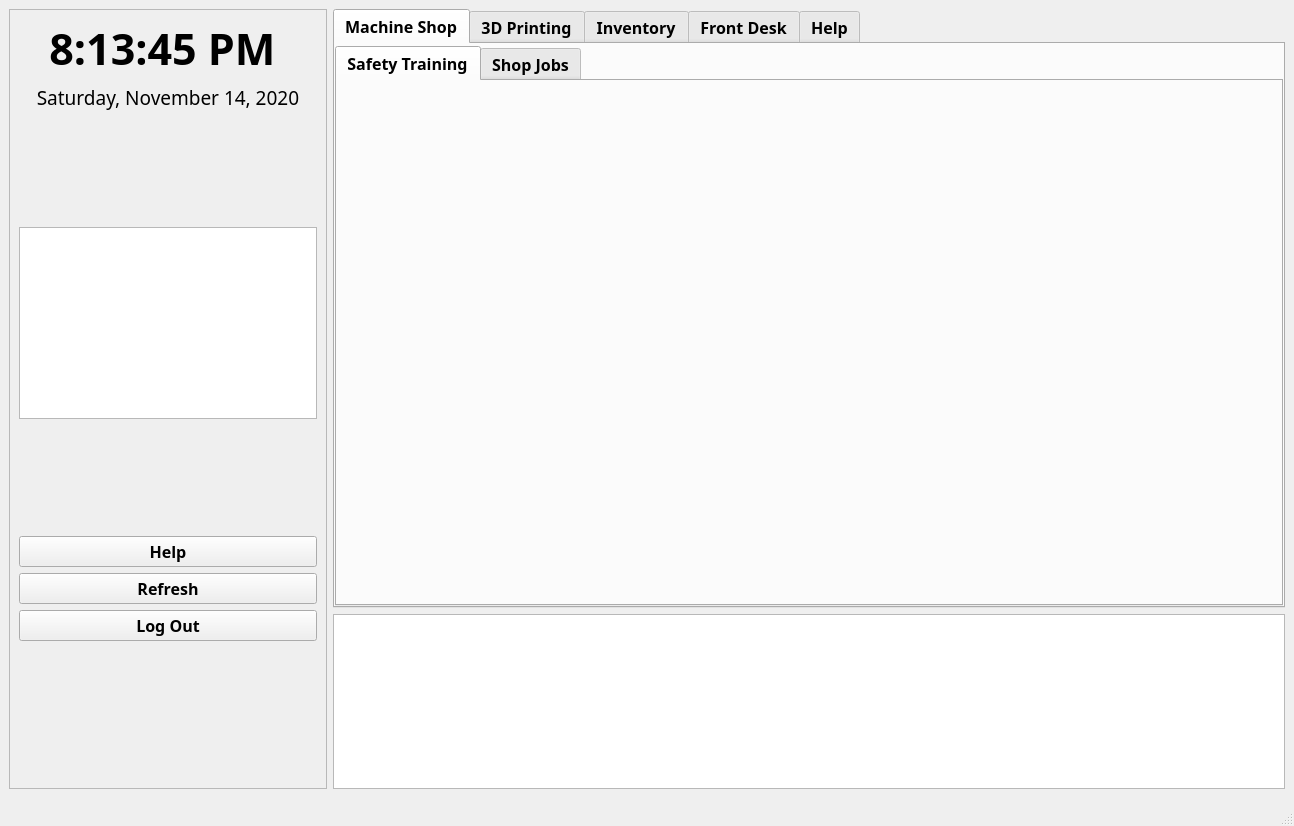
Before: the Qt Designer form ResourceDir/MakerspaceApp.ui in AlbertoSam1/MakerSpaceApp-0.0.1, drawn with Qt 5.
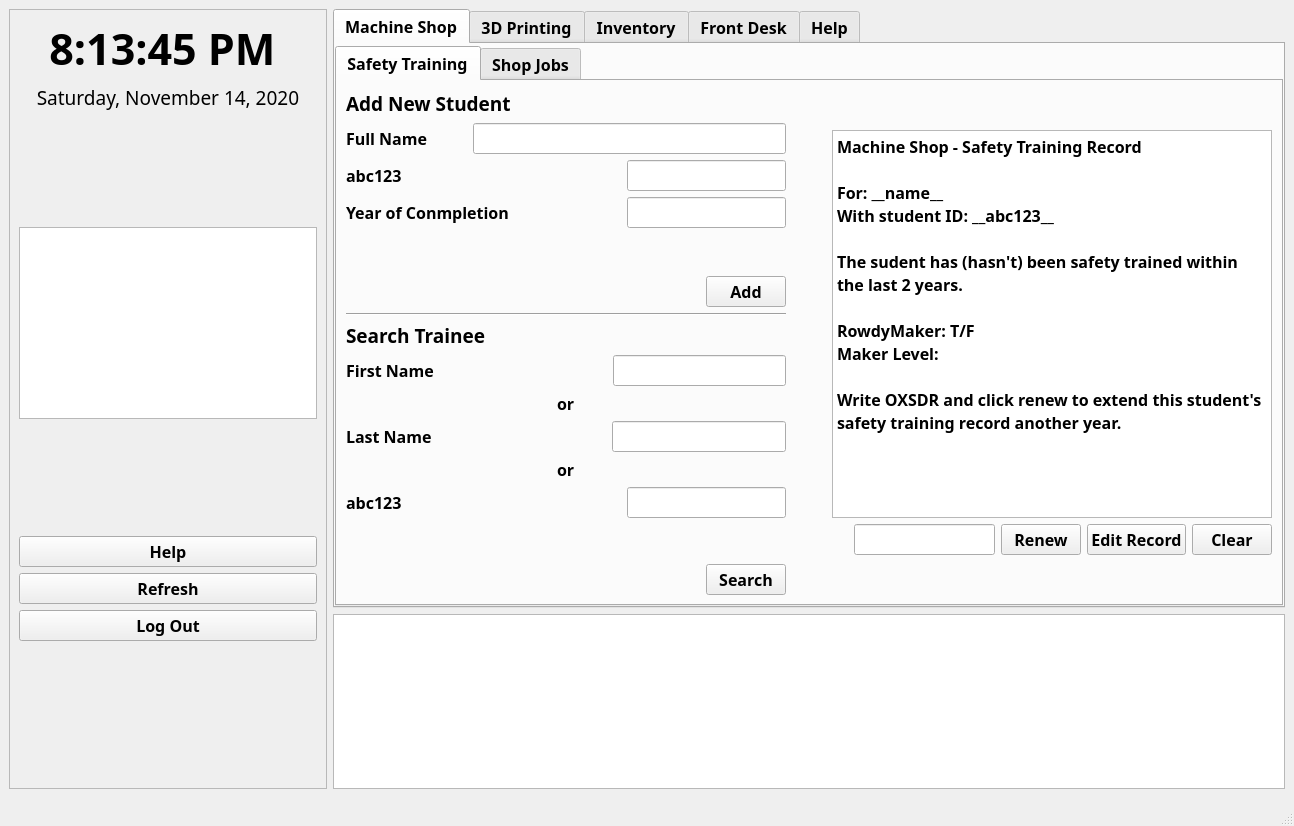
After: the same form once the commit is applied. The open tabs and pages were chosen to show the change. Icons and pictures are not drawn.

Commit message: Update App to include Machine Shop safety tab. Add, Search records is know available

```diff
--- a/ResourceDir/MakerspaceApp.ui
+++ b/ResourceDir/MakerspaceApp.ui
@@ -201,6 +201,9 @@
             </property>
             <item>
              <widget class="QTabWidget" name="machine_shop_inner_tabs">
+              <property name="tabShape">
+               <enum>QTabWidget::Rounded</enum>
+              </property>
               <property name="currentIndex">
                <number>0</number>
               </property>
@@ -208,6 +211,536 @@
                <attribute name="title">
                 <string>Safety Training</string>
                </attribute>
+               <layout class="QVBoxLayout" name="verticalLayout_52">
+                <item>
+                 <layout class="QHBoxLayout" name="horizontalLayout_62" stretch="1,0,1">
+                  <item>
+                   <layout class="QVBoxLayout" name="verticalLayout_51">
+                    <item>
+                     <layout class="QVBoxLayout" name="verticalLayout_49">
+                      <item>
+                       <layout class="QHBoxLayout" name="horizontalLayout_50">
+                        <item>
+                         <widget class="QLabel" name="MS_ST_add_student_label">
+                          <property name="font">
+                           <font>
+                            <pointsize>14</pointsize>
+                           </font>
+                          </property>
+                          <property name="text">
+                           <string>Add New Student</string>
+                          </property>
+                         </widget>
+                        </item>
+                        <item>
+                         <spacer name="horizontalSpacer_45">
+                          <property name="orientation">
+                           <enum>Qt::Horizontal</enum>
+                          </property>
+                          <property name="sizeHint" stdset="0">
+                           <size>
+                            <width>40</width>
+                            <height>20</height>
+                           </size>
+                          </property>
+                         </spacer>
+                        </item>
+                       </layout>
+                      </item>
+                      <item>
+                       <layout class="QHBoxLayout" name="horizontalLayout_51" stretch="0,0,1">
+                        <item>
+                         <widget class="QLabel" name="MS_ST_add_student_full_name">
+                          <property name="text">
+                           <string>Full Name</string>
+                          </property>
+                         </widget>
+                        </item>
+                        <item>
+                         <spacer name="horizontalSpacer_42">
+                          <property name="orientation">
+                           <enum>Qt::Horizontal</enum>
+                          </property>
+                          <property name="sizeHint" stdset="0">
+                           <size>
+                            <width>40</width>
+                            <height>20</height>
+                           </size>
+                          </property>
+                         </spacer>
+                        </item>
+                        <item>
+                         <widget class="QLineEdit" name="MS_ST_add_student_full_name_entry">
+                          <property name="maxLength">
+                           <number>202</number>
+                          </property>
+                         </widget>
+                        </item>
+                       </layout>
+                      </item>
+                      <item>
+                       <layout class="QHBoxLayout" name="horizontalLayout_52" stretch="0,1,0">
+                        <item>
+                         <widget class="QLabel" name="MS_ST_add_student_abc">
+                          <property name="text">
+                           <string>abc123</string>
+                          </property>
+                         </widget>
+                        </item>
+                        <item>
+                         <spacer name="horizontalSpacer_41">
+                          <property name="orientation">
+                           <enum>Qt::Horizontal</enum>
+                          </property>
+                          <property name="sizeHint" stdset="0">
+                           <size>
+                            <width>40</width>
+                            <height>20</height>
+                           </size>
+                          </property>
+                         </spacer>
+                        </item>
+                        <item>
+                         <widget class="QLineEdit" name="MS_ST_add_student_abc_entry">
+                          <property name="maxLength">
+                           <number>6</number>
+                          </property>
+                         </widget>
+                        </item>
+                       </layout>
+                      </item>
+                      <item>
+                       <layout class="QHBoxLayout" name="horizontalLayout_53">
+                        <item>
+                         <widget class="QLabel" name="MS_ST_add_student_yoc">
+                          <property name="text">
+                           <string>Year of Conmpletion</string>
+                          </property>
+                         </widget>
+                        </item>
+                        <item>
+                         <spacer name="horizontalSpacer_43">
+                          <property name="orientation">
+                           <enum>Qt::Horizontal</enum>
+                          </property>
+                          <property name="sizeHint" stdset="0">
+                           <size>
+                            <width>40</width>
+                            <height>20</height>
+                           </size>
+                          </property>
+                         </spacer>
+                        </item>
+                        <item>
+                         <widget class="QLineEdit" name="MS_ST_add_student_yoc_entry">
+                          <property name="maxLength">
+                           <number>4</number>
+                          </property>
+                         </widget>
+                        </item>
+                       </layout>
+                      </item>
+                      <item>
+                       <spacer name="verticalSpacer_23">
+                        <property name="orientation">
+                         <enum>Qt::Vertical</enum>
+                        </property>
+                        <property name="sizeHint" stdset="0">
+                         <size>
+                          <width>20</width>
+                          <height>40</height>
+                         </size>
+                        </property>
+                       </spacer>
+                      </item>
+                      <item>
+                       <layout class="QHBoxLayout" name="horizontalLayout_54">
+                        <item>
+                         <spacer name="horizontalSpacer_44">
+                          <property name="orientation">
+                           <enum>Qt::Horizontal</enum>
+                          </property>
+                          <property name="sizeHint" stdset="0">
+                           <size>
+                            <width>40</width>
+                            <height>20</height>
+                           </size>
+                          </property>
+                         </spacer>
+                        </item>
+                        <item>
+                         <widget class="QPushButton" name="MS_ST_add_student_button">
+                          <property name="text">
+                           <string>Add</string>
+                          </property>
+                         </widget>
+                        </item>
+                       </layout>
+                      </item>
+                     </layout>
+                    </item>
+                    <item>
+                     <widget class="Line" name="line_3">
+                      <property name="orientation">
+                       <enum>Qt::Horizontal</enum>
+                      </property>
+                     </widget>
+                    </item>
+                    <item>
+                     <layout class="QVBoxLayout" name="verticalLayout_50">
+                      <item>
+                       <layout class="QHBoxLayout" name="horizontalLayout_55">
+                        <item>
+                         <widget class="QLabel" name="MS_ST_search_trainee_label">
+                          <property name="font">
+                           <font>
+                            <pointsize>14</pointsize>
+                           </font>
+                          </property>
+                          <property name="text">
+                           <string>Search Trainee</string>
+                          </property>
+                         </widget>
+                        </item>
+                        <item>
+                         <spacer name="horizontalSpacer_46">
+                          <property name="orientation">
+                           <enum>Qt::Horizontal</enum>
+                          </property>
+                          <property name="sizeHint" stdset="0">
+                           <size>
+                            <width>40</width>
+                            <height>20</height>
+                           </size>
+                          </property>
+                         </spacer>
+                        </item>
+                       </layout>
+                      </item>
+                      <item>
+                       <layout class="QHBoxLayout" name="horizontalLayout_56">
+                        <item>
+                         <widget class="QLabel" name="MS_ST_search_trainee_fname">
+                          <property name="text">
+                           <string>First Name</string>
+                          </property>
+                         </widget>
+                        </item>
+                        <item>
+                         <spacer name="horizontalSpacer_52">
+                          <property name="orientation">
+                           <enum>Qt::Horizontal</enum>
+                          </property>
+                          <property name="sizeHint" stdset="0">
+                           <size>
+                            <width>40</width>
+                            <height>20</height>
+                           </size>
+                          </property>
+                         </spacer>
+                        </item>
+                        <item>
+                         <widget class="QLineEdit" name="MS_ST_search_trainee_fname_entry">
+                          <property name="maxLength">
+                           <number>100</number>
+                          </property>
+                         </widget>
+                        </item>
+                       </layout>
+                      </item>
+                      <item>
+                       <layout class="QHBoxLayout" name="horizontalLayout_57">
+                        <item>
+                         <spacer name="horizontalSpacer_47">
+                          <property name="orientation">
+                           <enum>Qt::Horizontal</enum>
+                          </property>
+                          <property name="sizeHint" stdset="0">
+                           <size>
+                            <width>40</width>
+                            <height>20</height>
+                           </size>
+                          </property>
+                         </spacer>
+                        </item>
+                        <item>
+                         <widget class="QLabel" name="MS_ST_search_trainee_or1">
+                          <property name="text">
+                           <string>or</string>
+                          </property>
+                         </widget>
+                        </item>
+                        <item>
+                         <spacer name="horizontalSpacer_48">
+                          <property name="orientation">
+                           <enum>Qt::Horizontal</enum>
+                          </property>
+                          <property name="sizeHint" stdset="0">
+                           <size>
+                            <width>40</width>
+                            <height>20</height>
+                           </size>
+                          </property>
+                         </spacer>
+                        </item>
+                       </layout>
+                      </item>
+                      <item>
+                       <layout class="QHBoxLayout" name="horizontalLayout_58">
+                        <item>
+                         <widget class="QLabel" name="MS_ST_search_trainee_lname">
+                          <property name="text">
+                           <string>Last Name</string>
+                          </property>
+                         </widget>
+                        </item>
+                        <item>
+                         <spacer name="horizontalSpacer_53">
+                          <property name="orientation">
+                           <enum>Qt::Horizontal</enum>
+                          </property>
+                          <property name="sizeHint" stdset="0">
+                           <size>
+                            <width>40</width>
+                            <height>20</height>
+                           </size>
+                          </property>
+                         </spacer>
+                        </item>
+                        <item>
+                         <widget class="QLineEdit" name="MS_ST_search_trainee_lname_entry">
+                          <property name="maxLength">
+                           <number>100</number>
+                          </property>
+                         </widget>
+                        </item>
+                       </layout>
+                      </item>
+                      <item>
+                       <layout class="QHBoxLayout" name="horizontalLayout_59">
+                        <item>
+                         <spacer name="horizontalSpacer_49">
+                          <property name="orientation">
+                           <enum>Qt::Horizontal</enum>
+                          </property>
+                          <property name="sizeHint" stdset="0">
+                           <size>
+                            <width>40</width>
+                            <height>20</height>
+                           </size>
+                          </property>
+                         </spacer>
+                        </item>
+                        <item>
+                         <widget class="QLabel" name="MS_ST_search_trainee_or2">
+                          <property name="text">
+                           <string>or</string>
+                          </property>
+                         </widget>
+                        </item>
+                        <item>
+                         <spacer name="horizontalSpacer_50">
+                          <property name="orientation">
+                           <enum>Qt::Horizontal</enum>
+                          </property>
+                          <property name="sizeHint" stdset="0">
+                           <size>
+                            <width>40</width>
+                            <height>20</height>
+                           </size>
+                          </property>
+                         </spacer>
+                        </item>
+                       </layout>
+                      </item>
+                      <item>
+                       <layout class="QHBoxLayout" name="horizontalLayout_60" stretch="0,1,0">
+                        <item>
+                         <widget class="QLabel" name="MS_ST_search_trainee_abc">
+                          <property name="text">
+                           <string>abc123</string>
+                          </property>
+                         </widget>
+                        </item>
+                        <item>
+                         <spacer name="horizontalSpacer_54">
+                          <property name="orientation">
+                           <enum>Qt::Horizontal</enum>
+                          </property>
+                          <property name="sizeHint" stdset="0">
+                           <size>
+                            <width>40</width>
+                            <height>20</height>
+                           </size>
+                          </property>
+                         </spacer>
+                        </item>
+                        <item>
+                         <widget class="QLineEdit" name="MS_ST_search_trainee_abc_entry">
+                          <property name="maxLength">
+                           <number>6</number>
+                          </property>
+                         </widget>
+                        </item>
+                       </layout>
+                      </item>
+                      <item>
+                       <spacer name="verticalSpacer_27">
+                        <property name="orientation">
+                         <enum>Qt::Vertical</enum>
+                        </property>
+                        <property name="sizeHint" stdset="0">
+                         <size>
+                          <width>20</width>
+                          <height>40</height>
+                         </size>
+                        </property>
+                       </spacer>
+                      </item>
+                      <item>
+                       <layout class="QHBoxLayout" name="horizontalLayout_61">
+                        <item>
+                         <spacer name="horizontalSpacer_57">
+                          <property name="orientation">
+                           <enum>Qt::Horizontal</enum>
+                          </property>
+                          <property name="sizeHint" stdset="0">
+                           <size>
+                            <width>40</width>
+                            <height>20</height>
+                           </size>
+                          </property>
+                         </spacer>
+                        </item>
+                        <item>
+                         <widget class="QPushButton" name="MS_ST_search_trainee_button">
+                          <property name="text">
+                           <string>Search</string>
+                          </property>
+                         </widget>
+                        </item>
+                       </layout>
+                      </item>
+                     </layout>
+                    </item>
+                   </layout>
+                  </item>
+                  <item>
+                   <spacer name="horizontalSpacer_55">
+                    <property name="orientation">
+                     <enum>Qt::Horizontal</enum>
+                    </property>
+                    <property name="sizeHint" stdset="0">
+                     <size>
+                      <width>40</width>
+                      <height>20</height>
+                     </size>
+                    </property>
+                   </spacer>
+                  </item>
+                  <item>
+                   <layout class="QVBoxLayout" name="verticalLayout_48" stretch="0,2,0,0">
+                    <item>
+                     <spacer name="verticalSpacer_29">
+                      <property name="orientation">
+                       <enum>Qt::Vertical</enum>
+                      </property>
+                      <property name="sizeHint" stdset="0">
+                       <size>
+                        <width>20</width>
+                        <height>40</height>
+                       </size>
+                      </property>
+                     </spacer>
+                    </item>
+                    <item>
+                     <widget class="QTextBrowser" name="MS_ST_search_trainee_textbrowser">
+                      <property name="frameShadow">
+                       <enum>QFrame::Sunken</enum>
+                      </property>
+                      <property name="lineWidth">
+                       <number>2</number>
+                      </property>
+                      <property name="html">
+                       <string>&lt;!DOCTYPE HTML PUBLIC &quot;-//W3C//DTD HTML 4.0//EN&quot; &quot;http://www.w3.org/TR/REC-html40/strict.dtd&quot;&gt;
+&lt;html&gt;&lt;head&gt;&lt;meta name=&quot;qrichtext&quot; content=&quot;1&quot; /&gt;&lt;style type=&quot;text/css&quot;&gt;
+p, li { white-space: pre-wrap; }
+&lt;/style&gt;&lt;/head&gt;&lt;body style=&quot; font-family:'Adobe Devanagari'; font-size:12pt; font-weight:600; font-style:normal;&quot;&gt;
+&lt;p style=&quot; margin-top:0px; margin-bottom:0px; margin-left:0px; margin-right:0px; -qt-block-indent:0; text-indent:0px;&quot;&gt;Machine Shop - Safety Training Record &lt;/p&gt;
+&lt;p style=&quot;-qt-paragraph-type:empty; margin-top:0px; margin-bottom:0px; margin-left:0px; margin-right:0px; -qt-block-indent:0; text-indent:0px;&quot;&gt;&lt;br /&gt;&lt;/p&gt;
+&lt;p style=&quot; margin-top:0px; margin-bottom:0px; margin-left:0px; margin-right:0px; -qt-block-indent:0; text-indent:0px;&quot;&gt;For: __name__&lt;/p&gt;
+&lt;p style=&quot; margin-top:0px; margin-bottom:0px; margin-left:0px; margin-right:0px; -qt-block-indent:0; text-indent:0px;&quot;&gt;With student ID: __abc123__&lt;/p&gt;
+&lt;p style=&quot;-qt-paragraph-type:empty; margin-top:0px; margin-bottom:0px; margin-left:0px; margin-right:0px; -qt-block-indent:0; text-indent:0px;&quot;&gt;&lt;br /&gt;&lt;/p&gt;
+&lt;p style=&quot; margin-top:0px; margin-bottom:0px; margin-left:0px; margin-right:0px; -qt-block-indent:0; text-indent:0px;&quot;&gt;The sudent has (hasn't) been safety trained within&lt;/p&gt;
+&lt;p style=&quot; margin-top:0px; margin-bottom:0px; margin-left:0px; margin-right:0px; -qt-block-indent:0; text-indent:0px;&quot;&gt;the last 2 years.&lt;/p&gt;
+&lt;p style=&quot;-qt-paragraph-type:empty; margin-top:0px; margin-bottom:0px; margin-left:0px; margin-right:0px; -qt-block-indent:0; text-indent:0px;&quot;&gt;&lt;br /&gt;&lt;/p&gt;
+&lt;p style=&quot; margin-top:0px; margin-bottom:0px; margin-left:0px; margin-right:0px; -qt-block-indent:0; text-indent:0px;&quot;&gt;RowdyMaker: T/F&lt;/p&gt;
+&lt;p style=&quot; margin-top:0px; margin-bottom:0px; margin-left:0px; margin-right:0px; -qt-block-indent:0; text-indent:0px;&quot;&gt;Maker Level:&lt;/p&gt;
+&lt;p style=&quot;-qt-paragraph-type:empty; margin-top:0px; margin-bottom:0px; margin-left:0px; margin-right:0px; -qt-block-indent:0; text-indent:0px;&quot;&gt;&lt;br /&gt;&lt;/p&gt;
+&lt;p style=&quot; margin-top:0px; margin-bottom:0px; margin-left:0px; margin-right:0px; -qt-block-indent:0; text-indent:0px;&quot;&gt;Write OXSDR and click renew to extend this student's&lt;/p&gt;
+&lt;p style=&quot; margin-top:0px; margin-bottom:0px; margin-left:0px; margin-right:0px; -qt-block-indent:0; text-indent:0px;&quot;&gt;safety training record another year.&lt;/p&gt;&lt;/body&gt;&lt;/html&gt;</string>
+                      </property>
+                     </widget>
+                    </item>
+                    <item>
+                     <layout class="QHBoxLayout" name="horizontalLayout_49">
+                      <item>
+                       <spacer name="horizontalSpacer_56">
+                        <property name="orientation">
+                         <enum>Qt::Horizontal</enum>
+                        </property>
+                        <property name="sizeHint" stdset="0">
+                         <size>
+                          <width>40</width>
+                          <height>20</height>
+                         </size>
+                        </property>
+                       </spacer>
+                      </item>
+                      <item>
+                       <widget class="QLineEdit" name="MS_ST_search_trainee_override_entry"/>
+                      </item>
+                      <item>
+                       <widget class="QPushButton" name="MS_ST_search_trainee_renew">
+                        <property name="text">
+                         <string>Renew</string>
+                        </property>
+                       </widget>
+                      </item>
+                      <item>
+                       <widget class="QPushButton" name="pushButton_12">
+                        <property name="text">
+                         <string>Edit Record</string>
+                        </property>
+                       </widget>
+                      </item>
+                      <item>
+                       <widget class="QPushButton" name="MS_ST_search_trainee_clear">
+                        <property name="text">
+                         <string>Clear</string>
+                        </property>
+                       </widget>
+                      </item>
+                     </layout>
+                    </item>
+                    <item>
+                     <spacer name="verticalSpacer_28">
+                      <property name="orientation">
+                       <enum>Qt::Vertical</enum>
+                      </property>
+                      <property name="sizeHint" stdset="0">
+                       <size>
+                        <width>20</width>
+                        <height>40</height>
+                       </size>
+                      </property>
+                     </spacer>
+                    </item>
+                   </layout>
+                  </item>
+                 </layout>
+                </item>
+               </layout>
               </widget>
               <widget class="QWidget" name="shop_inventory_tab">
                <attribute name="title">
```
Left out of the diff: 6 changed lines with no effect on the pictures. The commit also changes 5 other files.
